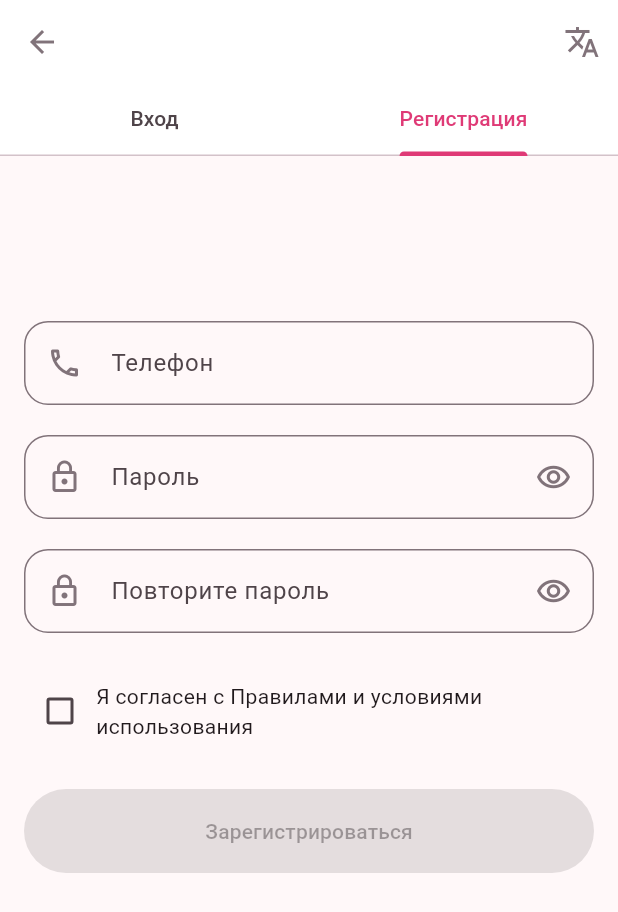
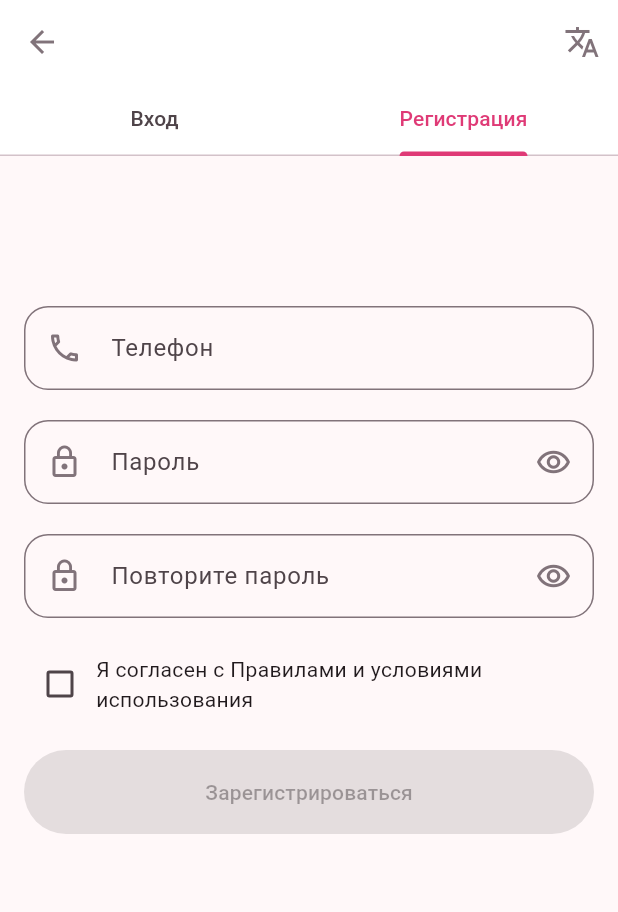
Before and after one commit to Ot4ainui4elowek/dot_marketplace, a Flutter app: the screen it shows after launch, tab 2 chosen, on a phone screen of 412 x 824 dp. Shown: the top 912 px of the screen. Run offline on Flutter 3.47's test engine with Material 3 defaults, Android fonts, the light colour scheme and no system bars; drawn by our look-alikes of reactive_forms; our stand-ins replace go_router, loading_animation_widget.

Commit message:
Поставил sizedBox вместо внутр. отступов

```diff
--- a/lib/feature/login_page/presentation/registration_widget.dart
+++ b/lib/feature/login_page/presentation/registration_widget.dart
@@ -61,36 +61,28 @@
             formGroup: registratinForm,
             child: Column(
               children: <Widget>[
-                Padding(
-                  padding: loginWidgetsVerticalPadding,
-                  child: PhoneTextfield(
+                PhoneTextfield(
                   formControlName: FormControlNames.phoneNumber,
                   validationMeassages: {
                     'minLength': (error) =>
                         LoginFormErrors.getMinLengthMessage(10),
                   },
                 ),
-                ),
-                Padding(
-                  padding: loginWidgetsVerticalPadding,
-                  child: PasswordTextField(
+                const SizedBox(height: 20),
+                PasswordTextField(
                   formControlName: FormControlNames.password,
                   labelText: 'Пароль',
                 ),
-                ),
-                Padding(
-                  padding: loginWidgetsVerticalPadding,
-                  child: PasswordTextField(
+                const SizedBox(height: 20),
+                PasswordTextField(
                   formControlName: FormControlNames.passwordConfirmation,
                   labelText: 'Повторите пароль',
                   validationMeassages: {
                     'mustMatch': (error) => 'Пароли не совпадают!',
                   },
                 ),
-                ),
-                Padding(
-                  padding: verticalPadding10,
-                  child: Row(
+                const SizedBox(height: 20),
+                Row(
                   children: [
                     ReactiveCheckbox(
                       formControlName: FormControlNames.agreeWithRules,
@@ -101,15 +93,13 @@
                     ),
                   ],
                 ),
-                ),
               ],
             ),
           ),
+          const SizedBox(height: 20),
           ReactiveValueListenableBuilder(
             formControl: registratinForm,
-            builder: (context, control, child) => Padding(
-              padding: loginWidgetsVerticalPadding,
-              child: AppFilledButton(
+            builder: (context, control, child) => AppFilledButton(
               onPressed: registratinForm.valid
                   ? () {
                       debugPrint('reg');
@@ -119,7 +109,6 @@
               widget: const Text('Зарегистрироваться'),
             ),
           ),
-          ),
         ],
       ),
     );
```
Also changed, not shown: lib/feature/login_page/presentation/authorization_widget.dart (+8 -17 lines). Lines whose indentation alone changed are shown as unchanged.
